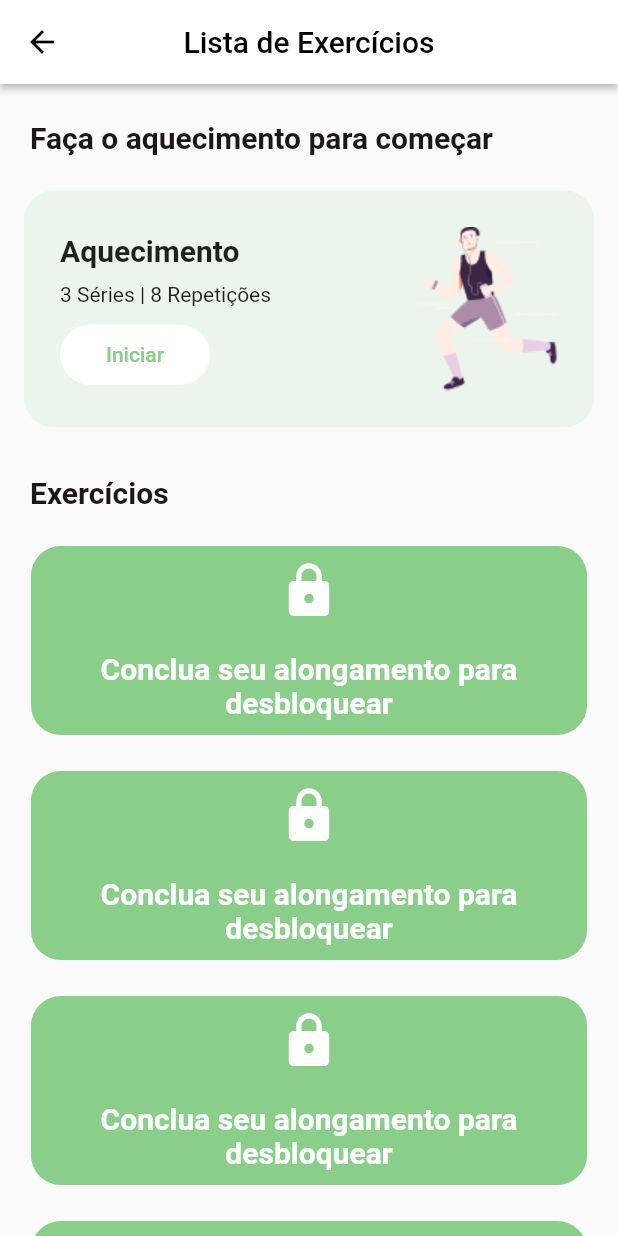
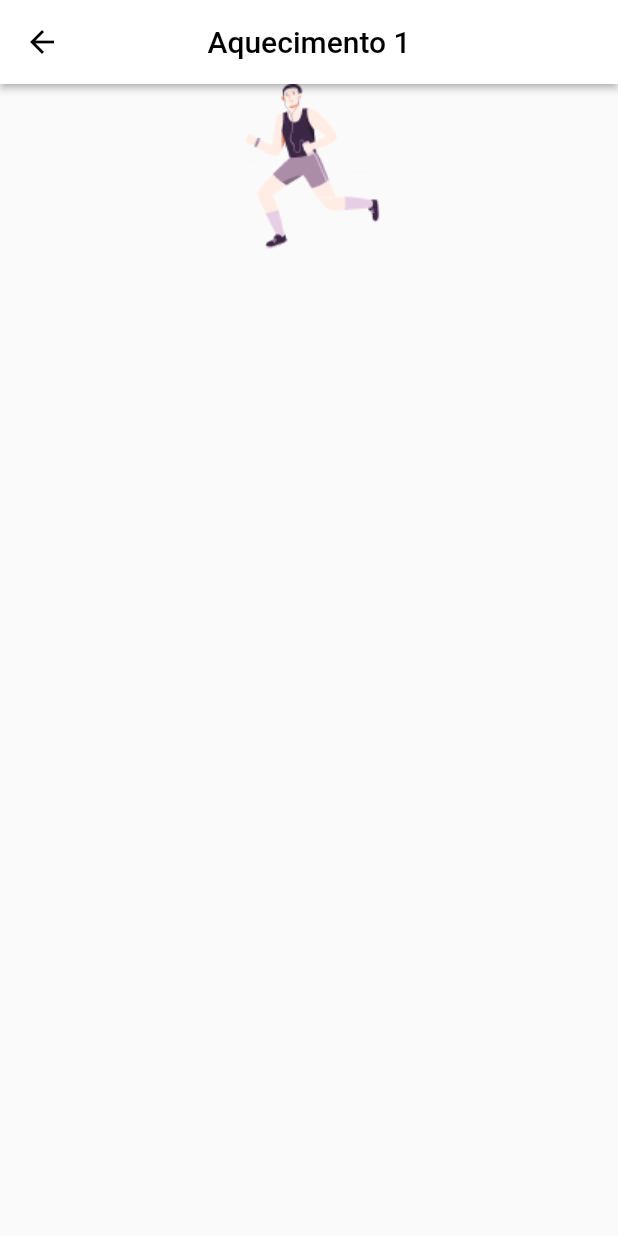
Before and after one commit to Agencia-Brawn/app-oncoativ, a Flutter app: the ListaExercicios screen opened by its route, after a tap on "Iniciar", on a phone screen of 412 x 824 dp. Run offline on Flutter 3.47's test engine with Material 2 defaults, Android fonts, the phone set to English and light mode, and no system bars; our stand-ins replace get.

Commit message:
Estrutura para inserir primeiro aquecimento

```diff
--- a/lib/app/core/ui/widgets/oncoativ_card_exercicio.dart
+++ b/lib/app/core/ui/widgets/oncoativ_card_exercicio.dart
@@ -55,7 +55,7 @@ class OncoativCardExercicios extends StatelessWidget {
                       borderRadius: BorderRadius.circular(20),
                     ),
                     child: ElevatedButton(
-                      onPressed: () {},
+                      onPressed: onPressed,
                       style: ElevatedButton.styleFrom(
                         primary: Colors.white,
                         shadowColor: Colors.transparent,
--- /dev/null
+++ b/lib/app/modules/exercicios/aquecimento/primeiro_aquecimento_page.dart
@@ -0,0 +1,39 @@
+import 'package:flutter/material.dart';
+import 'package:oncoativ/app/core/ui/widgets/oncoativ_appbar.dart';
+
+class PrimeiroAquecimento extends StatelessWidget {
+  const PrimeiroAquecimento({Key? key}) : super(key: key);
+
+  @override
+  Widget build(BuildContext context) {
+    return Scaffold(
+      appBar: OncoativAppBar(
+        title: const Text(
+          'Aquecimento 1',
+          style: TextStyle(color: Colors.black),
+        ),
+      ),
+      body: SingleChildScrollView(
+        child: Stack(
+          children: [
+            Column(
+              children: [
+                Row(
+                  crossAxisAlignment: CrossAxisAlignment.center,
+                  mainAxisAlignment: MainAxisAlignment.center,
+                  children: [
+                    Container(
+                      child: const Image(
+                        image: AssetImage('assets/images/homem-correndo.png'),
+                      ),
+                    )
+                  ],
+                )
+              ],
+            )
+          ],
+        ),
+      ),
+    );
+  }
+}
--- a/lib/app/modules/exercicios/lista_exercicios_page.dart
+++ b/lib/app/modules/exercicios/lista_exercicios_page.dart
@@ -1,4 +1,5 @@
 import 'package:flutter/material.dart';
+import 'package:get/get.dart';
 import 'package:oncoativ/app/core/ui/widgets/oncoativ_appbar.dart';
 import 'package:oncoativ/app/core/ui/widgets/oncoativ_card_exercicio.dart';
 import 'package:oncoativ/app/core/ui/widgets/oncoativ_card_exercicio_bloqueado.dart';
@@ -42,7 +43,9 @@ class ListaExercicios extends StatelessWidget {
                   tituloExercicio: 'Aquecimento',
                   subtituloExercicio: '3 Séries | 8 Repetições',
                   imagemTreino: 'assets/images/homem-correndo.png',
-                  onPressed: () {},
+                  onPressed: () {
+                    Get.toNamed('/exercicios/aquecimento/primeiroaquecimento');
+                  },
                 ),
                 const SizedBox(
                   height: 32,
--- /dev/null
+++ b/lib/app/routes/exercicios_routers.dart
@@ -0,0 +1,10 @@
+import 'package:get/get.dart';
+import 'package:oncoativ/app/modules/exercicios/aquecimento/primeiro_aquecimento_page.dart';
+
+class ExerciciosRouters {
+  ExerciciosRouters._();
+
+  static final routers = <GetPage>[
+    GetPage(name: '/exercicios/aquecimento/primeiroaquecimento', page: () => const PrimeiroAquecimento()),
+  ];
+}
--- a/lib/main.dart
+++ b/lib/main.dart
@@ -1,4 +1,5 @@
 import 'package:oncoativ/app/core/ui/config_ui.dart';
+import 'package:oncoativ/app/routes/exercicios_routers.dart';
 import 'package:oncoativ/app/routes/home_routers.dart';
 import 'package:oncoativ/app/routes/splash_routers.dart';
 import 'package:flutter/material.dart';
@@ -16,12 +17,13 @@ class VakinhaBurguerMainApp extends StatelessWidget {
   @override
   Widget build(BuildContext context) {
     return GetMaterialApp(
-      title: 'App Entrega',
+      title: 'Oncoativ',
       theme: ConfigUI.theme,
       getPages: [
         ...SplashRouters.routers,
         ...AuthRouters.routers,
         ...HomeRouters.routers,
+        ...ExerciciosRouters.routers
       ],
     );
   }
```
